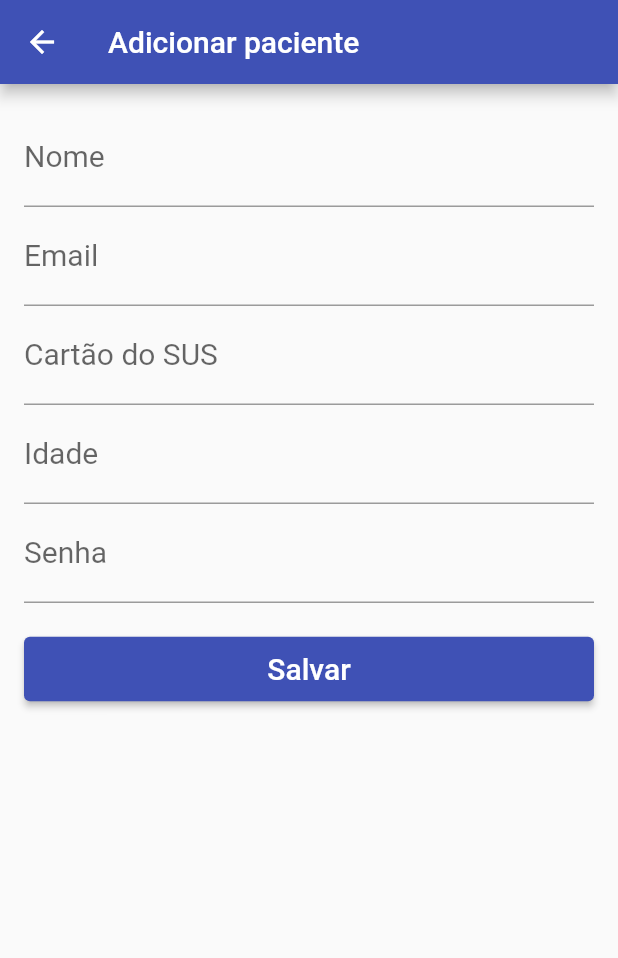
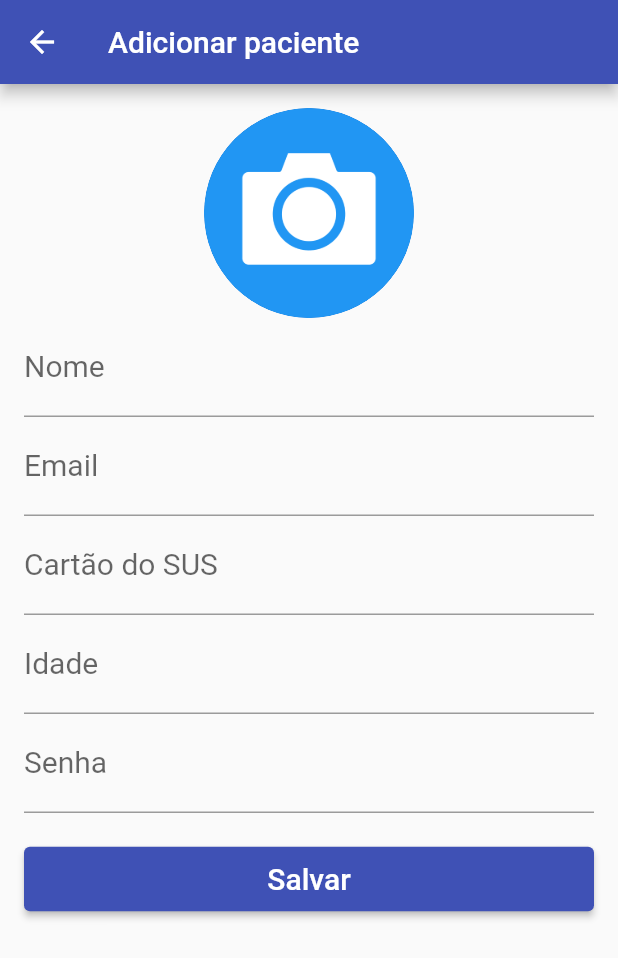
Before and after one commit to Valentim-Gab/App-covid_android, a Flutter app: the PatientsAdd screen opened directly, on a phone screen of 412 x 824 dp. Shown: the top 958 px of the screen. Run offline on Flutter 3.47's test engine with Material 2 defaults, Android fonts, the phone set to English and light mode, and no system bars; our stand-ins replace image_picker.

```diff
--- a/lib/screens/android/patients/patients_add.dart
+++ b/lib/screens/android/patients/patients_add.dart
@@ -1,11 +1,19 @@
+import 'dart:io';
+
 import 'package:app_covid/database/patient_dao.dart';
 import 'package:app_covid/models/Patient.dart';
 import 'package:app_covid/utils/app_colors.dart';
 import 'package:flutter/material.dart';
+import 'package:image_picker/image_picker.dart';
 
-class PatientsAdd extends StatelessWidget {
+class PatientsAdd extends StatefulWidget {
   const PatientsAdd({super.key});
 
+  @override
+  State<PatientsAdd> createState() => _PatientsAddState();
+}
+
+class _PatientsAddState extends State<PatientsAdd> {
   @override
   Widget build(BuildContext context) {
     final TextEditingController nameController = TextEditingController();
@@ -27,6 +35,7 @@ class PatientsAdd extends StatelessWidget {
             key: formKey,
             child: Column(
               children: [
+                _avatarPhoto(context),
                 TextFormField(
                   controller: nameController,
                   decoration: const InputDecoration(
@@ -139,4 +148,75 @@ class PatientsAdd extends StatelessWidget {
       ),
     );
   }
+
+  Widget _avatarPhoto(BuildContext context) {
+    return ClipRRect(
+      borderRadius: BorderRadius.circular(150),
+      child: InkWell(
+        focusColor: Colors.red,
+        onTap: () {
+          alertTakePicture(context);
+        },
+        borderRadius: BorderRadius.circular(150),
+        child: CircleAvatar(
+          backgroundImage: const AssetImage('assets/images/camera.png'),
+          radius: 70,
+          child: _profilePicture != ''
+              ? Image.file(
+                  File(_profilePicture),
+                  width: double.infinity,
+                  fit: BoxFit.cover,
+                )
+              : null,
+        ),
+      ),
+    );
+  }
+
+  alertTakePicture(BuildContext context) {
+    AlertDialog alertDialog = AlertDialog(
+      title: const Text(
+        'Escolher foto?',
+        style: TextStyle(fontWeight: FontWeight.bold),
+      ),
+      content:
+          const Text('Escolha entre câmera ou galeria para uma foto de perfil'),
+      elevation: 5,
+      actions: [
+        TextButton(
+          onPressed: () {
+            Navigator.of(context).pop();
+          },
+          child: const Text('GALERIA'),
+        ),
+        TextButton(
+          onPressed: () {
+            _getAvatarPicture();
+            Navigator.of(context).pop();
+          },
+          child: const Text('CÂMERA'),
+        )
+      ],
+    );
+
+    showDialog(
+      context: context,
+      builder: (BuildContext context) {
+        return alertDialog;
+      },
+    );
+  }
+
+  String _profilePicture = '';
+
+  _getAvatarPicture() async {
+    final imagePicker = ImagePicker();
+    final pickedImage = await imagePicker.pickImage(source: ImageSource.camera);
+
+    if (pickedImage != null) {
+      setState(() {
+        _profilePicture = pickedImage.path;
+      });
+    }
+  }
 }
```
Also changed, not shown: pubspec.yaml (+7 -0 lines), assets/images/camera.png (added), pubspec.lock, 1 other file.
